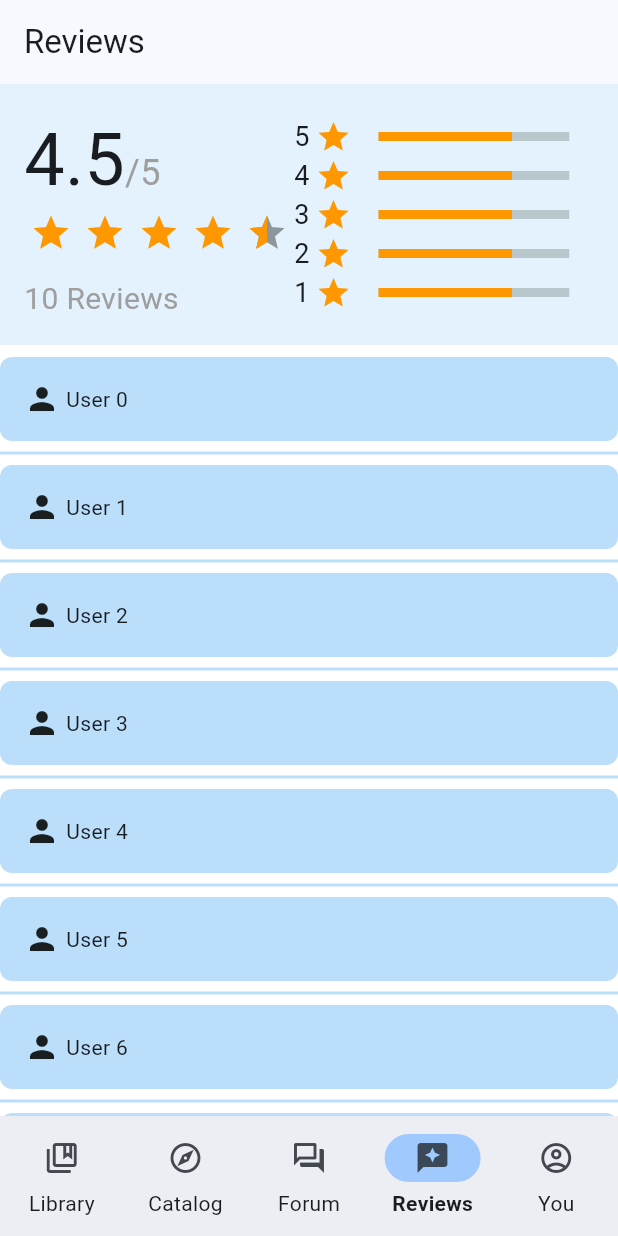
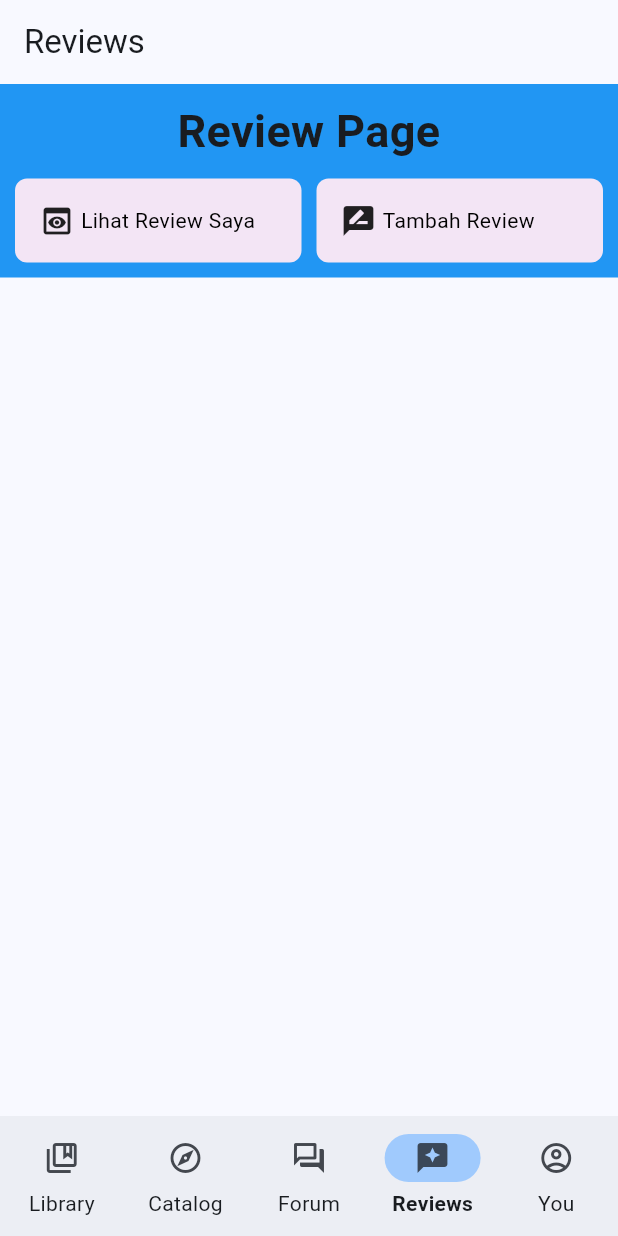
Before and after one commit to letterbookd/letterbookd-mobile, a Flutter app: the screen it shows after launch, item 4 of the bottom bar chosen, on a phone screen of 412 x 824 dp. Run offline on Flutter 3.47's test engine with Material 3 defaults, Android fonts, the phone set to English and light mode, and no system bars; drawn by our look-alikes of flutter_rating_bar, percent_indicator; missing offline and left inert: pbp_django_auth; network calls fail.

Commit message:
fix home page and able to redirect ro add review page

```diff
--- a/lib/review/models/review.dart
+++ b/lib/review/models/review.dart
@@ -1,15 +1,18 @@
 // ignore_for_file: non_constant_identifier_names
 
-class Review{
+class Review {
   int starsRating;
+  int numberOfRating;
   int totalRating;
+  double ratingAverage;
   String statusOnReview;
   String reviewText;
 
-
   Review(
     this.starsRating,
+    this.numberOfRating,
     this.totalRating,
+    this.ratingAverage,
     this.statusOnReview,
     this.reviewText,
   );
--- a/lib/review/screens/review_home.dart
+++ b/lib/review/screens/review_home.dart
@@ -1,9 +1,8 @@
 import 'package:flutter/material.dart';
-import 'package:percent_indicator/linear_percent_indicator.dart';
-import 'package:flutter_rating_bar/flutter_rating_bar.dart';
+import 'package:letterbookd/review/screens/review_add.dart';
 
 class ReviewHome extends StatelessWidget {
-  ReviewHome({Key? key}) : super(key: key);
+  const ReviewHome({Key? key}) : super(key: key);
 
   static const List<ReviewItem> items = [
     ReviewItem("Lihat Review Saya", Icons.preview),
@@ -13,113 +12,44 @@ class ReviewHome extends StatelessWidget {
   @override
   Widget build(BuildContext context) {
     return Scaffold(
-      backgroundColor: Colors.white,
       appBar: AppBar(
-        title: Text("Reviews"),
+        title: const Text("Reviews"),
       ),
-      body: Column(
+      body: SingleChildScrollView(
+        child: Column(
+          children: <Widget>[
+            Container(
+              color: Colors.blue,
+              padding: const EdgeInsets.all(10.0),
+              child: Column(
                 children: [
-          Container(
-            color: Colors.blue[50],
-            padding: EdgeInsets.symmetric(horizontal: 16.0, vertical: 16.0),
-            child: Row(
-              mainAxisAlignment: MainAxisAlignment.spaceBetween,
+                  const Text(
+                    'Review Page',
+                    textAlign: TextAlign.center,
+                    style: TextStyle(
+                      fontSize: 30,
+                      fontWeight: FontWeight.bold,
+                    ),
+                  ),
+                  SizedBox(height: 10.0),
+                  Row(
+                    mainAxisAlignment: MainAxisAlignment.spaceAround,
                     children: [
-                Column(
-                  crossAxisAlignment: CrossAxisAlignment.start,
-                  children: [
-                    Text.rich(
-                      TextSpan(
-                        children: [
-                          TextSpan(
-                            text: "4.5",
-                            style: TextStyle(fontSize: 48.0),
+                      Expanded(
+                        child: ReviewCard(items[0]),
                       ),
-                          TextSpan(
-                            text: "/5",
-                            style: TextStyle(
-                              fontSize: 24.0,
-                              color: Colors.grey,
+                      SizedBox(width: 10.0),
+                      Expanded(
+                        child: ReviewCard(items[1]),
                       ),
+                    ],
                   ),
                 ],
               ),
             ),
-                    RatingBar.builder(
-                      initialRating: 4.5,
-                      minRating: 1,
-                      direction: Axis.horizontal,
-                      allowHalfRating: true,
-                      itemCount: 5,
-                      itemSize: 28.0,
-                      itemPadding: EdgeInsets.symmetric(horizontal: 4.0),
-                      itemBuilder: (context, _) => Icon(
-                        Icons.star,
-                        color: Colors.orange,
-                      ),
-                      onRatingUpdate: (rating) {
-                        // Handle rating update
-                      },
-                    ),
-                    SizedBox(height: 16.0),
-                    Text(
-                      "10 Reviews", // Replace with the actual number of reviews
-                      style: TextStyle(
-                        fontSize: 20.0,
-                        color: Colors.grey,
-                      ),
-                    ),
+            // Removed GridView.builder section
           ],
         ),
-                Container(
-                  width: 200.0,
-                  child: ListView.builder(
-                    shrinkWrap: true,
-                    reverse: true,
-                    itemCount: 5,
-                    itemBuilder: (context, index) {
-                      return Row(
-                        children: [
-                          Text(
-                            "${index + 1}",
-                            style: TextStyle(fontSize: 18.0),
-                          ),
-                          SizedBox(width: 4.0),
-                          Icon(Icons.star, color: Colors.orange),
-                          SizedBox(width: 8.0),
-                          LinearPercentIndicator(
-                            lineHeight: 6.0,
-                            width: MediaQuery.of(context).size.width / 2.8,
-                            animation: true,
-                            animationDuration: 2500,
-                            percent:
-                                0.7, // Replace with the actual rating percentage
-                            progressColor: Colors.orange,
-                          ),
-                        ],
-                      );
-                    },
-                  ),
-                ),
-              ],
-            ),
-          ),
-          Expanded(
-            child: ListView.separated(
-              padding: EdgeInsets.only(bottom: 8.0, top: 8.0),
-              itemCount: 10, // Replace with the actual number of reviews
-              itemBuilder: (context, index) {
-                return ReviewCard(ReviewItem("User $index", Icons.person));
-              },
-              separatorBuilder: (context, index) {
-                return Divider(
-                  thickness: 2.0,
-                  color: Colors.blue[100],
-                );
-              },
-            ),
-          ),
-        ],
       ),
     );
   }
@@ -135,18 +65,27 @@ class ReviewItem {
 class ReviewCard extends StatelessWidget {
   final ReviewItem item;
 
-  const ReviewCard(this.item, {super.key});
+  const ReviewCard(this.item);
 
   @override
   Widget build(BuildContext context) {
     return Container(
       decoration: BoxDecoration(
-        color: Colors.blue[100],
+        color: Colors.purple[50],
         borderRadius: BorderRadius.circular(8.0),
       ),
       child: InkWell(
         onTap: () {
           // Handle item tap
+          if (item.title == "Tambah Review") {
+            // Redirect to AddFormPage
+            Navigator.push(
+              context,
+              MaterialPageRoute(builder: (context) => AddFormPage()),
+            );
+          } else {
+            // Handle other item taps
+          }
         },
         child: Padding(
           padding: const EdgeInsets.all(16.0),
@@ -154,7 +93,12 @@ class ReviewCard extends StatelessWidget {
             children: [
               Icon(item.icon),
               SizedBox(width: 4.0),
-              Text(item.title),
+              Text(
+                item.title,
+                style: TextStyle(
+                  color: Colors.black,
+                ),
+              ),
             ],
           ),
         ),
@@ -162,3 +106,172 @@ class ReviewCard extends StatelessWidget {
     );
   }
 }
+
+
+
+
+
+// import 'package:flutter/material.dart';
+// import 'package:percent_indicator/linear_percent_indicator.dart';
+// import 'package:flutter_rating_bar/flutter_rating_bar.dart';
+
+// class ReviewHome extends StatelessWidget {
+//   ReviewHome({Key? key}) : super(key: key);
+
+//   static const List<ReviewItem> items = [
+//     ReviewItem("Lihat Review Saya", Icons.preview),
+//     ReviewItem("Tambah Review", Icons.rate_review),
+//   ];
+
+//   @override
+//   Widget build(BuildContext context) {
+//     return Scaffold(
+//       backgroundColor: Colors.white,
+//       appBar: AppBar(
+//         title: Text("Reviews"),
+//       ),
+//       body: Column(
+//         children: [
+//           Container(
+//             color: Colors.blue[50],
+//             padding: EdgeInsets.symmetric(horizontal: 16.0, vertical: 16.0),
+//             child: Row(
+//               mainAxisAlignment: MainAxisAlignment.spaceBetween,
+//               children: [
+//                 Column(
+//                   crossAxisAlignment: CrossAxisAlignment.start,
+//                   children: [
+//                     Text.rich(
+//                       TextSpan(
+//                         children: [
+//                           TextSpan(
+//                             text: "4.5",
+//                             style: TextStyle(fontSize: 48.0),
+//                           ),
+//                           TextSpan(
+//                             text: "/5",
+//                             style: TextStyle(
+//                               fontSize: 24.0,
+//                               color: Colors.grey,
+//                             ),
+//                           ),
+//                         ],
+//                       ),
+//                     ),
+//                     Container(
+//                       width: 150.0, // Set a fixed width for the RatingBar
+//                       child: RatingBar.builder(
+//                         initialRating: 4.5,
+//                         minRating: 1,
+//                         direction: Axis.horizontal,
+//                         allowHalfRating: true,
+//                         itemCount: 5,
+//                         itemSize: 28.0,
+//                         itemPadding: EdgeInsets.symmetric(horizontal: 4.0),
+//                         itemBuilder: (context, _) => Icon(
+//                           Icons.star,
+//                           color: Colors.orange,
+//                         ),
+//                         onRatingUpdate: (rating) {
+//                           // Handle rating update
+//                         },
+//                       ),
+//                     ),
+//                     SizedBox(height: 16.0),
+//                     Text(
+//                       "10 Reviews", // Replace with the actual number of reviews
+//                       style: TextStyle(
+//                         fontSize: 20.0,
+//                         color: Colors.grey,
+//                       ),
+//                     ),
+//                   ],
+//                 ),
+//                 Container(
+//                   width: 200.0,
+//                   child: ListView.builder(
+//                     shrinkWrap: true,
+//                     reverse: true,
+//                     itemCount: 5,
+//                     itemBuilder: (context, index) {
+//                       return Row(
+//                         children: [
+//                           Text(
+//                             "${index + 1}",
+//                             style: TextStyle(fontSize: 18.0),
+//                           ),
+//                           SizedBox(width: 4.0),
+//                           Icon(Icons.star, color: Colors.orange),
+//                           SizedBox(width: 8.0),
+//                           LinearPercentIndicator(
+//                             lineHeight: 6.0,
+//                             width: MediaQuery.of(context).size.width / 2.8,
+//                             animation: true,
+//                             animationDuration: 2500,
+//                             percent:
+//                                 0.7, // Replace with the actual rating percentage
+//                             progressColor: Colors.orange,
+//                           ),
+//                         ],
+//                       );
+//                     },
+//                   ),
+//                 ),
+//               ],
+//             ),
+//           ),
+//           Expanded(
+//             child: ListView.separated(
+//               padding: EdgeInsets.only(bottom: 8.0, top: 8.0),
+//               itemCount: items.length,
+//               itemBuilder: (context, index) {
+//                 return InkWell(
+//                   onTap: () {
+//                     // Navigate to another page when ReviewItem is tapped
+//                     Navigator.push(
+//                       context,
+//                       MaterialPageRoute(
+//                         builder: (context) => AnotherPage(),
+//                       ),
+//                     );
+//                   },
+//                   child: ListTile(
+//                     leading: Icon(items[index].icon),
+//                     title: Text(items[index].title),
+//                   ),
+//                 );
+//               },
+//               separatorBuilder: (context, index) {
+//                 return Divider(
+//                   thickness: 2.0,
+//                   color: Colors.blue[100],
+//                 );
+//               },
+//             ),
+//           ),
+//         ],
+//       ),
+//     );
+//   }
+// }
+
+// class ReviewItem {
+//   final String title;
+//   final IconData icon;
+
+//   const ReviewItem(this.title, this.icon);
+// }
+
+// class AnotherPage extends StatelessWidget {
+//   @override
+//   Widget build(BuildContext context) {
+//     return Scaffold(
+//       appBar: AppBar(
+//         title: Text("Another Page"),
+//       ),
+//       body: Center(
+//         child: Text("This is another page"),
+//       ),
+//     );
+//   }
+// }
```
Lines whose indentation alone changed are shown as unchanged.
